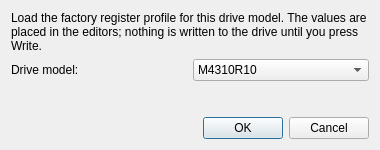
Above: ui/restore_model_dialog.ui from VBCores/VBDriveWizard before the change. Below: the same form after it.
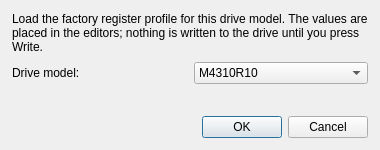
That is the form after the change.

Commit message: update: margins unified

The edit to the form file:
```diff
--- a/ui/restore_model_dialog.ui
+++ b/ui/restore_model_dialog.ui
@@ -14,6 +14,21 @@
    <string>Restore Default Registers</string>
   </property>
   <layout class="QVBoxLayout" name="RootLayout">
+   <property name="spacing">
+    <number>8</number>
+   </property>
+   <property name="leftMargin">
+    <number>12</number>
+   </property>
+   <property name="topMargin">
+    <number>12</number>
+   </property>
+   <property name="rightMargin">
+    <number>12</number>
+   </property>
+   <property name="bottomMargin">
+    <number>12</number>
+   </property>
    <item>
     <widget class="QLabel" name="HintLabel">
      <property name="text">
@@ -26,6 +41,21 @@
    </item>
    <item>
     <layout class="QHBoxLayout" name="ModelLayout">
+     <property name="spacing">
+      <number>8</number>
+     </property>
+     <property name="leftMargin">
+      <number>0</number>
+     </property>
+     <property name="topMargin">
+      <number>0</number>
+     </property>
+     <property name="rightMargin">
+      <number>0</number>
+     </property>
+     <property name="bottomMargin">
+      <number>0</number>
+     </property>
      <item>
       <widget class="QLabel" name="ModelCaptionLabel">
        <property name="text">
```
The commit also changes 3 other files.
